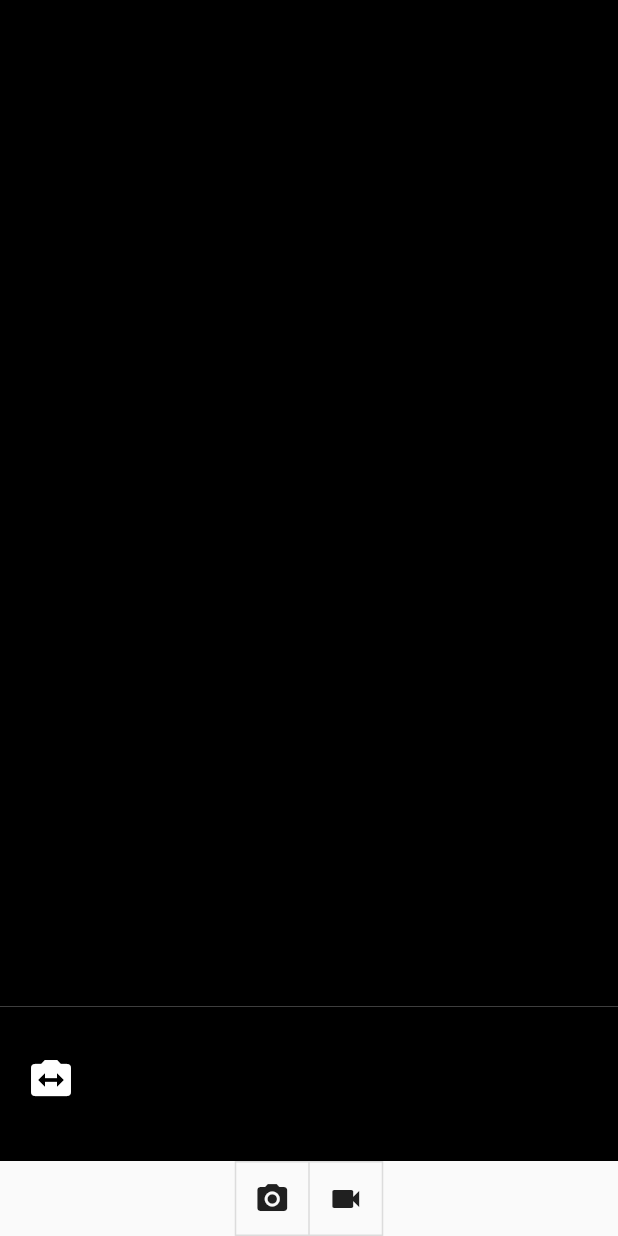
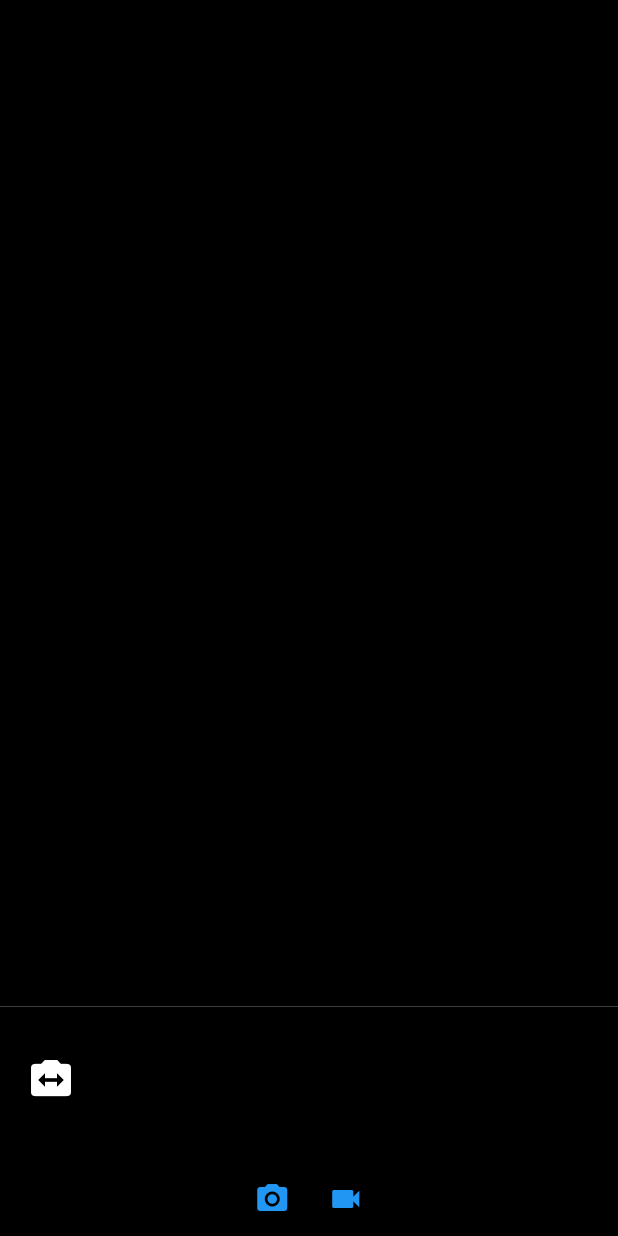
Before and after one commit to bparrishMines/penguin, a Flutter app: the screen it shows after launch, on a phone screen of 412 x 824 dp. Run offline on Flutter 3.47's test engine with Material 2 defaults, Android fonts, the phone set to English and light mode, and no system bars; our stand-ins replace permission_handler, plugin_platform_interface; missing offline and left inert: analyzer, build, dart:ffi, source_gen.

Commit message:
set recording hint and fix example

```diff
--- a/packages/penguin_android_camera/example/lib/main.dart
+++ b/packages/penguin_android_camera/example/lib/main.dart
@@ -89,6 +89,7 @@ class _MyAppState extends State<_MyApp> {
     final List<String> focusModes = await params.getSupportedFocusModes();
     if (focusModes.contains(CameraParameters.focusModeContinuousVideo)) {
       params.setFocusMode(CameraParameters.focusModeContinuousVideo);
+      params.setRecordingHint(hint: true);
       camera.setParameters(params);
     }
 
@@ -297,7 +298,13 @@ class _MyAppState extends State<_MyApp> {
               ],
             ),
           ),
-          ToggleButtons(
+          Container(
+            alignment: Alignment.center,
+            decoration: const BoxDecoration(color: Colors.black),
+            child: ToggleButtons(
+              color: Colors.blue,
+              fillColor: Colors.grey,
+              selectedColor: Colors.blue,
               onPressed: (int index) {
                 if (index == 0 && currentMode != CameraMode.picture) {
                   _toggleCameraMode();
@@ -316,6 +323,7 @@ class _MyAppState extends State<_MyApp> {
                 Icon(Icons.camera_alt),
                 Icon(Icons.videocam),
               ],
+            ),
           ),
         ],
       ),
--- a/packages/penguin_android_camera/lib/src/camera.dart
+++ b/packages/penguin_android_camera/lib/src/camera.dart
@@ -259,8 +259,8 @@ class Camera with $Camera {
 
   /// Installs a callback to be invoked for every preview frame in addition to displaying them on the screen.
   ///
-  /// The callback will be repeatedly called for as long as preview is active
-  /// . This method can be called at any time, even while preview is live. Any
+  /// The callback will be repeatedly called for as long as preview is active.
+  /// This method can be called at any time, even while preview is live. Any
   /// other preview callbacks are overridden.
   ///
   /// If you are using the preview data to create video or still images,
```
Lines whose indentation alone changed are shown as unchanged.
